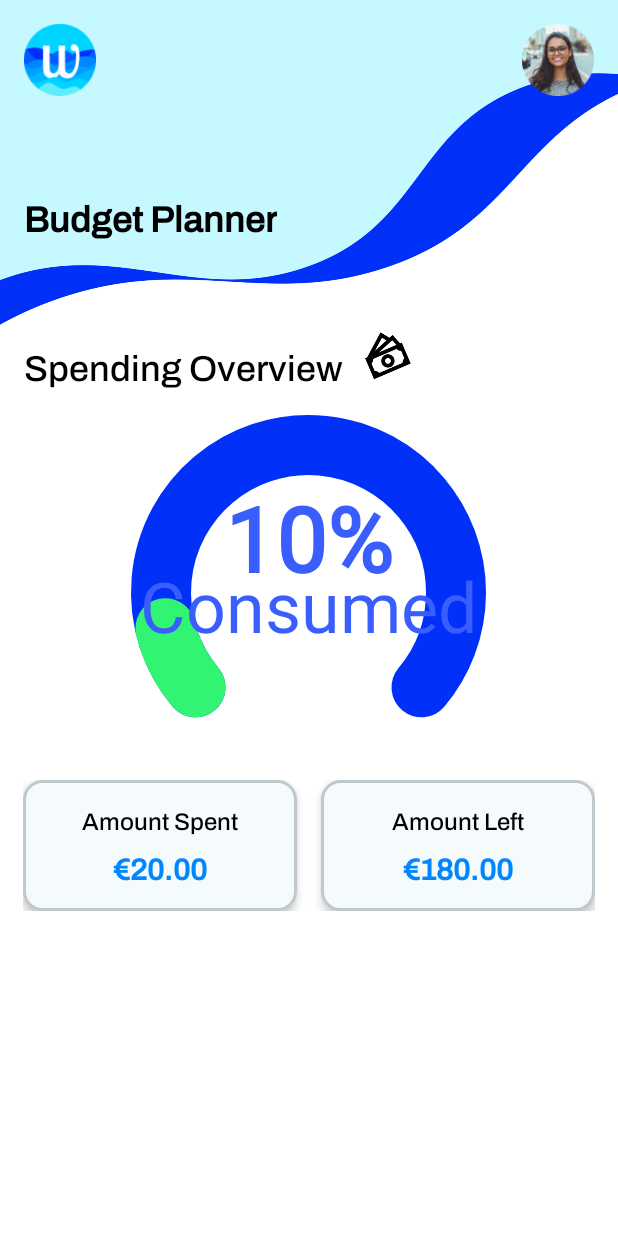
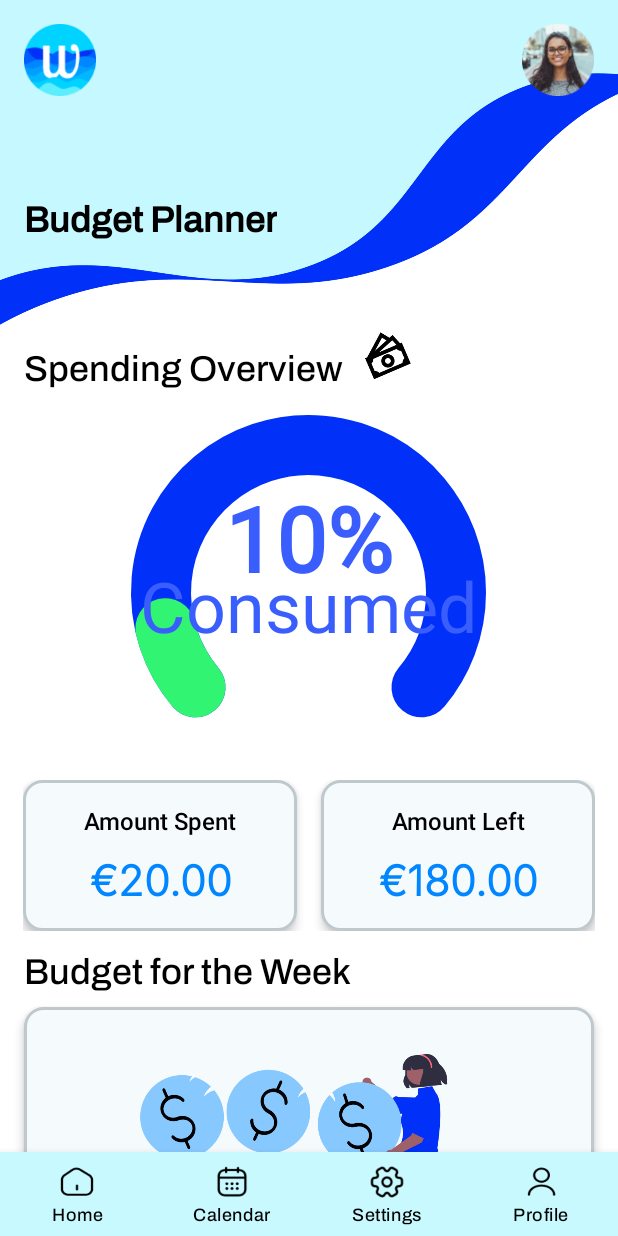
Before and after one commit to syro13/Wave_Frontend_Source_Code, an Android app: the BudgetPlannerActivity screen opened directly, with no data from a screen before it, on a phone screen of 412 x 824 dp. Run offline under Robolectric (Android 15) with nearby library versions, the phone set to English and light mode, and no system bars.

Commit message:
#56110 - Feature - Update budget_planner.xml
Added the set budget for the week section and the expenses section.

```diff
--- a/app/src/main/res/layout/activity_budget_planner.xml
+++ b/app/src/main/res/layout/activity_budget_planner.xml
@@ -125,6 +125,7 @@
                         android:layout_width="match_parent"
                         android:layout_height="wrap_content"
                         android:text="Amount Spent"
+                        android:fontFamily="@font/roboto_medium"
                         android:textSize="16sp"
                         android:textColor="@android:color/black"
                         android:gravity="center" />
@@ -134,7 +135,8 @@
                         android:layout_width="match_parent"
                         android:layout_height="wrap_content"
                         android:text="€20.00"
-                        android:textSize="20sp"
+                        android:textSize="28sp"
+                        android:fontFamily="@font/inter_light"
                         android:textStyle="bold"
                         android:textColor="@color/blue"
                         android:gravity="center"
@@ -157,6 +159,7 @@
                         android:layout_width="match_parent"
                         android:layout_height="wrap_content"
                         android:text="Amount Left"
+                        android:fontFamily="@font/roboto_medium"
                         android:textSize="16sp"
                         android:textColor="@android:color/black"
                         android:gravity="center" />
@@ -166,7 +169,8 @@
                         android:layout_width="match_parent"
                         android:layout_height="wrap_content"
                         android:text="€180.00"
-                        android:textSize="20sp"
+                        android:textSize="28sp"
+                        android:fontFamily="@font/inter_light"
                         android:textStyle="bold"
                         android:textColor="@color/blue"
                         android:gravity="center"
@@ -174,8 +178,122 @@
                 </LinearLayout>
             </LinearLayout>
 
+            <TextView
+                android:id="@+id/budgetForTheWeekTitle"
+                android:layout_width="wrap_content"
+                android:layout_height="wrap_content"
+                android:layout_marginTop="10dp"
+                android:text="Budget for the Week"
+                android:fontFamily="@font/archivo_medium"
+                android:textStyle="normal"
+                android:textSize="24sp"
+                android:layout_marginStart="16dp"
+                android:textColor="@android:color/black" />
+
+            <LinearLayout
+                android:layout_width="match_parent"
+                android:layout_height="wrap_content"
+                android:orientation="vertical"
+                android:layout_marginTop="10dp"
+                android:padding="16dp"
+                android:background="@drawable/card_background"
+                android:elevation="4dp"
+                android:layout_marginStart="16dp"
+                android:layout_marginEnd="16dp">
+
+                <ImageView
+                        android:id="@+id/budgetIllustration"
+                        android:layout_width="match_parent"
+                        android:layout_height="160dp"
+                        android:layout_marginTop="15dp"
+                        android:scaleType="fitCenter"
+                        android:src="@drawable/budget_week_image"
+                        android:contentDescription="Budget Illustration" />
+
+                <!-- Total Budget and Edit Button -->
+                <LinearLayout
+                    android:layout_width="match_parent"
+                    android:layout_height="wrap_content"
+                    android:orientation="horizontal"
+                    android:gravity="center_vertical"
+                    android:layout_marginTop="10dp">
+                    <LinearLayout
+                        android:layout_width="0dp"
+                        android:layout_height="wrap_content"
+                        android:layout_weight="1"
+                        android:orientation="vertical"
+                        android:padding="5dp"
+                        android:layout_marginEnd="8dp"
+                        android:elevation="4dp">
+
+                        <TextView
+                            android:id="@+id/totalBudgetTitle"
+                            android:layout_width="match_parent"
+                            android:layout_height="wrap_content"
+                            android:text="Total Budget"
+                            android:fontFamily="@font/roboto_medium"
+                            android:textSize="16sp"
+                            android:textColor="@android:color/black"
+                            android:gravity="center" />
+
+                        <TextView
+                            android:id="@+id/totalBudgetValue"
+                            android:layout_width="match_parent"
+                            android:layout_height="wrap_content"
+                            android:text="€200.00"
+                            android:textSize="28sp"
+                            android:fontFamily="@font/inter_light"
+                            android:textStyle="bold"
+                            android:textColor="@color/blue"
+                            android:gravity="center"
+                            android:layout_marginTop="8dp" />
+                    </LinearLayout>
+                    <Button
+                        android:id="@+id/editBudgetButton"
+                        android:layout_width="0dp"
+                        android:layout_weight="1"
+                        android:layout_height="wrap_content"
+                        android:text="EDIT"
+                        android:textAllCaps="false"
+                        android:textSize="20sp"
+                        android:fontFamily="@font/roboto_medium"
+                        android:textColor="@android:color/white"
+                        android:background="@drawable/rounded_button_background"
+                        android:paddingStart="16dp"
+                        android:paddingEnd="16dp" />
+                </LinearLayout>
+            </LinearLayout>
+            <TextView
+                android:id="@+id/expensesTitle"
+                android:layout_width="wrap_content"
+                android:layout_height="wrap_content"
+                android:layout_marginTop="10dp"
+                android:text="Expenses"
+                android:fontFamily="@font/archivo_medium"
+                android:textStyle="normal"
+                android:textSize="24sp"
+                android:layout_marginStart="16dp"
+                android:textColor="@android:color/black" />
+            <androidx.recyclerview.widget.RecyclerView
+                android:id="@+id/expensesRecyclerView"
+                android:layout_width="match_parent"
+                android:layout_height="wrap_content"
+                android:layout_marginTop="16dp"
+                android:layout_marginBottom="16dp"
+                android:layout_marginStart="16dp"
+                android:layout_marginEnd="16dp" />
         </LinearLayout>
 
     </androidx.core.widget.NestedScrollView>
-
+    <!-- Bottom Navigation -->
+    <com.google.android.material.bottomnavigation.BottomNavigationView
+        android:id="@+id/bottomNavigationView"
+        android:layout_width="match_parent"
+        android:layout_height="56dp"
+        android:layout_gravity="bottom"
+        android:background="#C7F9FF"
+        app:menu="@menu/bottom_nav_menu"
+        app:labelVisibilityMode="labeled"
+        app:itemIconTint="@color/black"
+        app:itemTextColor="@color/black" />
 </androidx.coordinatorlayout.widget.CoordinatorLayout>
```
